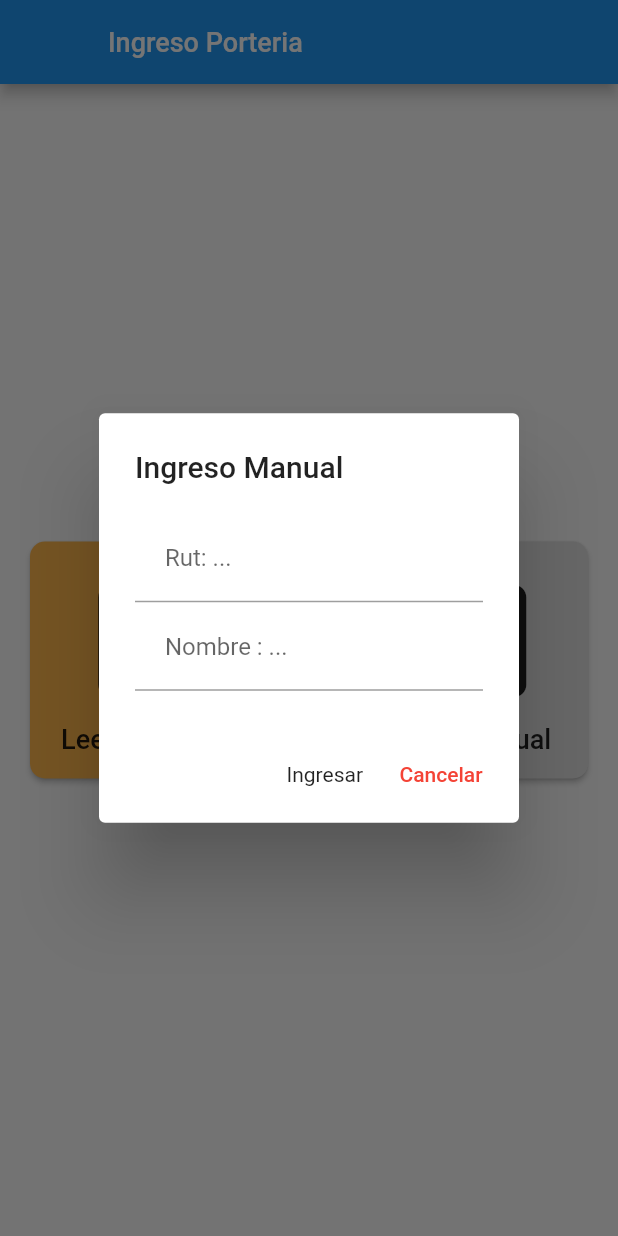
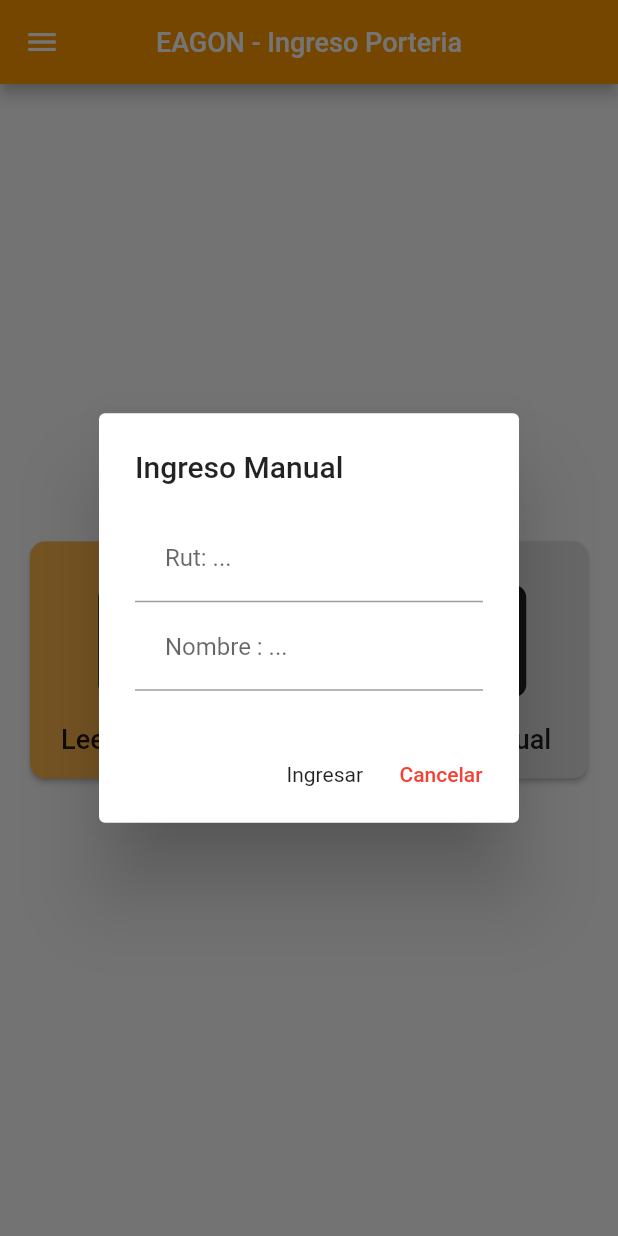
Before and after one commit to berseckchr00/eagon-acceso, a Flutter app: the HomePagePorteria screen opened by its route, after a tap on "Ingreso Manual", on a phone screen of 412 x 824 dp. Run offline on Flutter 3.47's test engine with Material 2 defaults, Android fonts, the phone set to English and light mode, and no system bars; our stand-ins replace fluttertoast, shared_preferences; missing offline and left inert: async_button_builder, dart_rut_validator, qr_code_scanner; accounts and stored records are empty.

Commit message:
last changes

```diff
--- a/lib/src/pages/home_page_porteria.dart
+++ b/lib/src/pages/home_page_porteria.dart
@@ -13,6 +13,8 @@
 import 'package:qr_code_scanner/qr_code_scanner.dart';
 import 'package:dart_rut_validator/dart_rut_validator.dart';
 
+import 'navdrawer_page.dart';
+
 class HomePagePorteria extends StatefulWidget {
   HomePagePorteria({Key key}) : super(key: key);
 
@@ -24,9 +26,12 @@
   @override
   Widget build(BuildContext context) {
     return Scaffold(
+        drawer: NavDrawer(),
         appBar: AppBar(
-          leading: Container(),
-          title: Text("Ingreso Porteria", style: TextStyle(fontSize: 18)),
+          centerTitle: true,
+          backgroundColor: Colors.orange,
+          title:
+              Text("EAGON - Ingreso Porteria", style: TextStyle(fontSize: 18)),
         ),
         body: Column(
           mainAxisAlignment: MainAxisAlignment.center,
--- a/lib/src/pages/navdrawer_page.dart
+++ b/lib/src/pages/navdrawer_page.dart
@@ -4,23 +4,19 @@
 import 'package:eagon_bodega/src/providers/menu_provider.dart';
 import 'package:eagon_bodega/src/utils/icons_string_utils.dart';
 
-class NavDrawer extends StatelessWidget{
-
+class NavDrawer extends StatelessWidget {
   final prefs = new PreferenciasUsuario();
 
   @override
   Widget build(BuildContext context) {
-    return Drawer(
-      child: _createLista()
-    );
+    return Drawer(child: _createLista());
   }
 
   Widget _createLista() {
-
     return FutureBuilder(
       future: menuProvider.loadMenu(),
       initialData: [],
-      builder: (context, AsyncSnapshot<List<dynamic>> snapshot){
+      builder: (context, AsyncSnapshot<List<dynamic>> snapshot) {
         return ListView(
           children: _createItems(snapshot.data, context),
         );
@@ -29,46 +25,39 @@
   }
 
   List<Widget> _createItems(List<dynamic> data, BuildContext context) {
-
     final List<Widget> opciones = [];
 
-    final drawerHead =  DrawerHeader(
+    final drawerHead = DrawerHeader(
       child: Text(
-        'Menú',
+        '',
         style: TextStyle(color: Colors.white, fontSize: 25),
       ),
       decoration: BoxDecoration(
           color: Colors.orange,
-          // image: DecorationImage(
-          //     fit: BoxFit.fill,
-          //     image: AssetImage('assets/images/LOGO-EAGON_gris-350x78.png')
-          // )
-      ),
+          image: DecorationImage(
+              fit: BoxFit.scaleDown,
+              image: AssetImage('assets/images/LOGO-EAGON_gris-350x78.png'))),
     );
 
     opciones
       ..add(drawerHead)
       ..add(Divider());
 
-
-
     data.forEach((opt) {
-
       final widgetTemp = ListTile(
         title: Text(opt['texto']),
         leading: getIconByString(opt['icon']),
-          onTap: (){
-
+        onTap: () {
           /*final route = MaterialPageRoute(
               builder: (context) => HomePage()
             );*/
 
           //Navigator.push(context, route);
-            if(opt['ruta'] == '/logout') {
+          if (opt['ruta'] == '/logout') {
             prefs.ciSession = '';
-              Navigator.of(context).pushNamedAndRemoveUntil(opt['ruta'] , (Route<dynamic> route) => false);
-            }
-            else{
+            Navigator.of(context).pushNamedAndRemoveUntil(
+                opt['ruta'], (Route<dynamic> route) => false);
+          } else {
             Navigator.pushNamed(context, opt['ruta']);
           }
           //Navigator.pushReplacementNamed(context, opt['ruta']);
@@ -77,11 +66,9 @@
 
       opciones.add(widgetTemp);
 
-        if(opt['divider']){
+      if (opt['divider']) {
         opciones.add(Divider());
       }
-
-
     });
 
     return opciones;
```
Also changed, not shown: assets/data/menu.json (+1 -25 lines), lib/src/pages/home_page_casino.dart (+6 -2 lines). Lines whose indentation alone changed are shown as unchanged.
